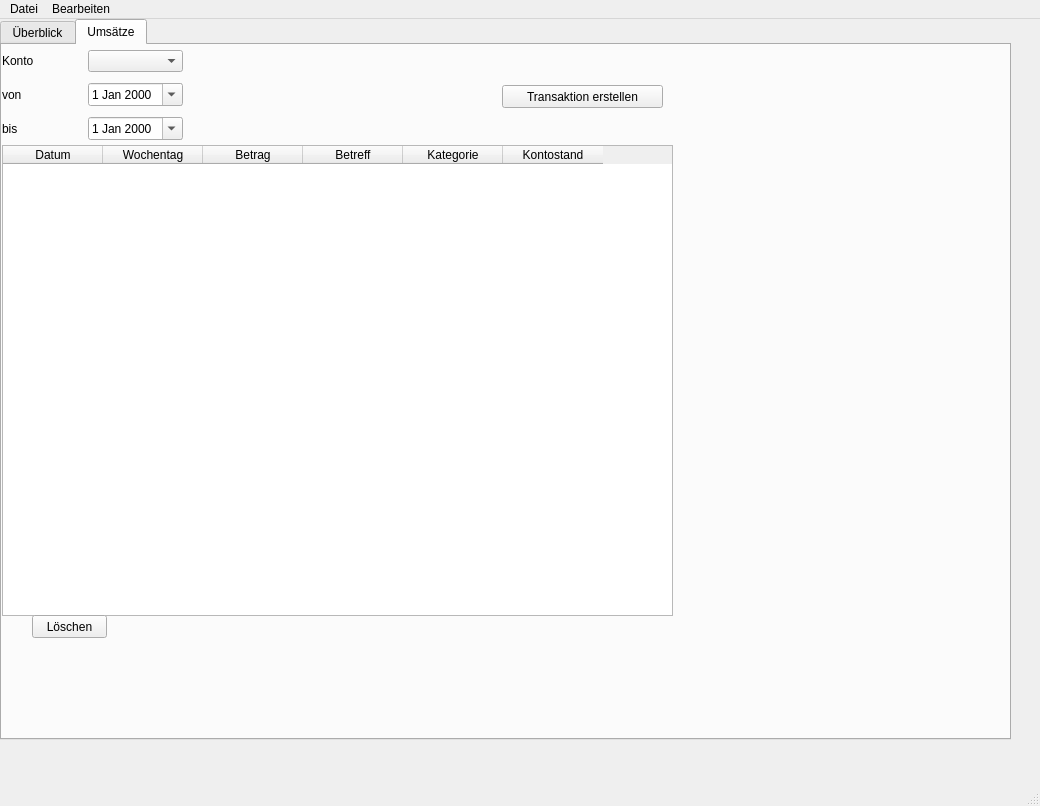
This is View/src/main/resources/design/ui/mainwindow.ui in marcuskraft/DimeDiaryJavaFx as Qt 5 draws it before an edit. The edited form follows.
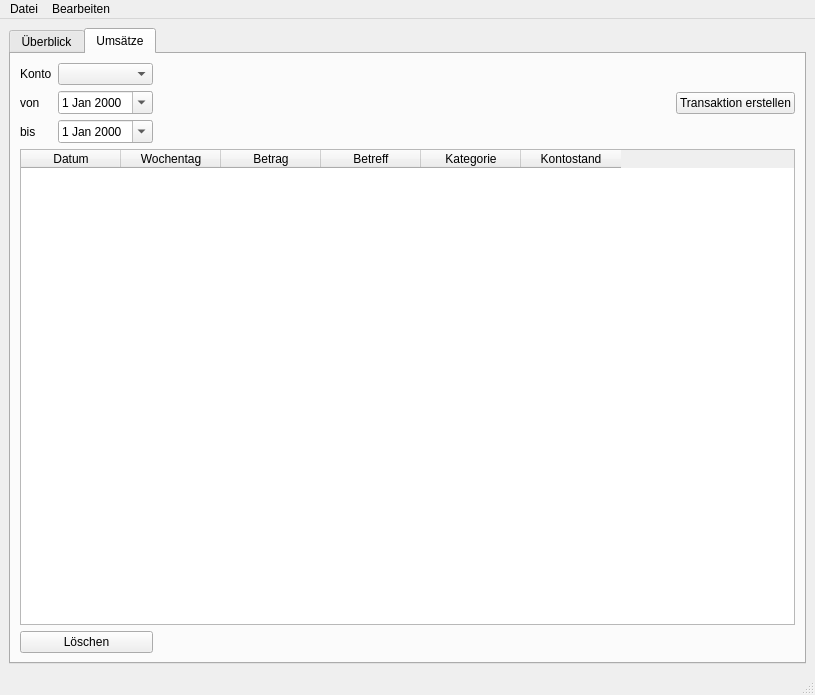
This is the edited form. The open tabs and pages were chosen to show the change.

Patch:
```diff
--- a/View/src/main/resources/design/ui/mainwindow.ui
+++ b/View/src/main/resources/design/ui/mainwindow.ui
@@ -6,34 +6,17 @@
    <rect>
     <x>0</x>
     <y>0</y>
-    <width>1040</width>
-    <height>806</height>
+    <width>815</width>
+    <height>695</height>
    </rect>
   </property>
   <property name="windowTitle">
    <string>DimeDiary</string>
   </property>
   <widget class="QWidget" name="centralwidget">
-   <widget class="QWidget" name="gridLayoutWidget">
-    <property name="geometry">
-     <rect>
-      <x>0</x>
-      <y>0</y>
-      <width>2</width>
-      <height>2</height>
-     </rect>
-    </property>
-    <layout class="QGridLayout" name="gridLayout"/>
-   </widget>
+   <layout class="QGridLayout" name="gridLayout_2">
+    <item row="0" column="0">
    <widget class="QTabWidget" name="MainWindowTabWidget">
-    <property name="geometry">
-     <rect>
-      <x>0</x>
-      <y>0</y>
-      <width>1011</width>
-      <height>721</height>
-     </rect>
-    </property>
     <property name="sizePolicy">
      <sizepolicy hsizetype="Preferred" vsizetype="Preferred">
       <horstretch>0</horstretch>
@@ -176,15 +159,65 @@
      <attribute name="title">
       <string>Umsätze</string>
      </attribute>
+       <layout class="QGridLayout" name="gridLayout_6">
+        <item row="0" column="0">
+         <layout class="QGridLayout" name="gridLayout_3">
+          <item row="0" column="0">
+           <widget class="QLabel" name="label">
+            <property name="text">
+             <string>Konto</string>
+            </property>
+           </widget>
+          </item>
+          <item row="0" column="1">
+           <widget class="QComboBox" name="comboBoxBankaccount"/>
+          </item>
+          <item row="1" column="0">
+           <widget class="QLabel" name="label_2">
+            <property name="text">
+             <string>von</string>
+            </property>
+           </widget>
+          </item>
+          <item row="1" column="1">
+           <widget class="QDateEdit" name="dateFrom">
+            <property name="calendarPopup">
+             <bool>true</bool>
+            </property>
+           </widget>
+          </item>
+          <item row="2" column="0">
+           <widget class="QLabel" name="label_3">
+            <property name="text">
+             <string>bis</string>
+            </property>
+           </widget>
+          </item>
+          <item row="2" column="1">
+           <widget class="QDateEdit" name="dateUntil">
+            <property name="calendarPopup">
+             <bool>true</bool>
+            </property>
+           </widget>
+          </item>
+         </layout>
+        </item>
+        <item row="2" column="0">
+         <widget class="QPushButton" name="pushButtonDelete">
+          <property name="text">
+           <string>Löschen</string>
+          </property>
+         </widget>
+        </item>
+        <item row="0" column="2">
+         <widget class="QPushButton" name="buttonAddTransaction">
+          <property name="text">
+           <string>Transaktion erstellen</string>
+          </property>
+         </widget>
+        </item>
+        <item row="1" column="0" colspan="3">
      <widget class="QTableWidget" name="tableTransactions">
-      <property name="geometry">
-       <rect>
-        <x>0</x>
-        <y>100</y>
-        <width>671</width>
-        <height>471</height>
-       </rect>
-      </property>
       <property name="layoutDirection">
        <enum>Qt::LeftToRight</enum>
       </property>
@@ -240,83 +273,35 @@
        </property>
       </column>
      </widget>
-     <widget class="QPushButton" name="buttonAddTransaction">
-      <property name="geometry">
-       <rect>
-        <x>500</x>
-        <y>40</y>
-        <width>161</width>
-        <height>23</height>
-       </rect>
-      </property>
-      <property name="text">
-       <string>Transaktion erstellen</string>
-      </property>
-     </widget>
-     <widget class="QPushButton" name="pushButtonDelete">
-      <property name="geometry">
-       <rect>
-        <x>30</x>
-        <y>570</y>
-        <width>75</width>
-        <height>23</height>
-       </rect>
-      </property>
-      <property name="text">
-       <string>Löschen</string>
-      </property>
+        </item>
+        <item row="0" column="1">
+         <spacer name="horizontalSpacer_2">
+          <property name="orientation">
+           <enum>Qt::Horizontal</enum>
+          </property>
+          <property name="sizeHint" stdset="0">
+           <size>
+            <width>40</width>
+            <height>20</height>
+           </size>
+          </property>
+         </spacer>
+        </item>
+       </layout>
+      </widget>
      </widget>
-     <widget class="QWidget" name="gridLayoutWidget_2">
+    </item>
+   </layout>
+   <widget class="QWidget" name="gridLayoutWidget">
       <property name="geometry">
        <rect>
         <x>0</x>
         <y>0</y>
-        <width>181</width>
-        <height>101</height>
-       </rect>
-      </property>
-      <layout class="QGridLayout" name="gridLayout_3">
-       <item row="0" column="0">
-        <widget class="QLabel" name="label">
-         <property name="text">
-          <string>Konto</string>
-         </property>
-        </widget>
-       </item>
-       <item row="0" column="1">
-        <widget class="QComboBox" name="comboBoxBankaccount"/>
-       </item>
-       <item row="1" column="0">
-        <widget class="QLabel" name="label_2">
-         <property name="text">
-          <string>von</string>
-         </property>
-        </widget>
-       </item>
-       <item row="1" column="1">
-        <widget class="QDateEdit" name="dateFrom">
-         <property name="calendarPopup">
-          <bool>true</bool>
-         </property>
-        </widget>
-       </item>
-       <item row="2" column="0">
-        <widget class="QLabel" name="label_3">
-         <property name="text">
-          <string>bis</string>
-         </property>
-        </widget>
-       </item>
-       <item row="2" column="1">
-        <widget class="QDateEdit" name="dateUntil">
-         <property name="calendarPopup">
-          <bool>true</bool>
-         </property>
-        </widget>
-       </item>
-      </layout>
-     </widget>
-    </widget>
+      <width>2</width>
+      <height>2</height>
+     </rect>
+    </property>
+    <layout class="QGridLayout" name="gridLayout"/>
    </widget>
   </widget>
   <widget class="QMenuBar" name="menubar">
@@ -324,8 +309,8 @@
     <rect>
      <x>0</x>
      <y>0</y>
-     <width>1040</width>
-     <height>26</height>
+     <width>815</width>
+     <height>21</height>
     </rect>
    </property>
    <widget class="QMenu" name="menuDatei">
```
Left out of the diff: 37 changed lines with no effect on the pictures. Lines whose indentation alone changed are shown as unchanged.
